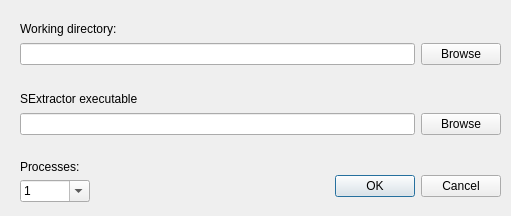
Before: the Qt Designer form astrostack/settings.ui in mickolaine/mosstack, drawn with Qt 5.
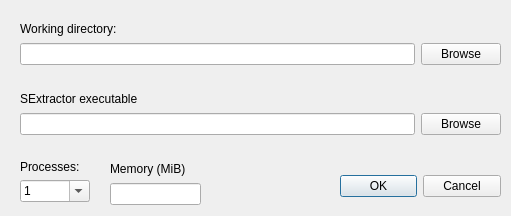
After: the same form once the commit is applied.

The edit to the form file:
```diff
--- a/astrostack/settings.ui
+++ b/astrostack/settings.ui
@@ -16,9 +16,9 @@
   <widget class="QDialogButtonBox" name="buttonBox">
    <property name="geometry">
     <rect>
-     <x>160</x>
+     <x>340</x>
      <y>170</y>
-     <width>341</width>
+     <width>161</width>
      <height>32</height>
     </rect>
    </property>
@@ -29,7 +29,7 @@
     <set>QDialogButtonBox::Cancel|QDialogButtonBox::Ok</set>
    </property>
   </widget>
-  <widget class="QWidget" name="">
+  <widget class="QWidget" name="layoutWidget">
    <property name="geometry">
     <rect>
      <x>20</x>
@@ -62,7 +62,7 @@
     </item>
    </layout>
   </widget>
-  <widget class="QWidget" name="">
+  <widget class="QWidget" name="layoutWidget">
    <property name="geometry">
     <rect>
      <x>20</x>
@@ -143,7 +143,7 @@
     </item>
    </layout>
   </widget>
-  <widget class="QWidget" name="">
+  <widget class="QWidget" name="layoutWidget">
    <property name="geometry">
     <rect>
      <x>20</x>
@@ -176,6 +176,35 @@
     </item>
    </layout>
   </widget>
+  <widget class="QWidget" name="layoutWidget_2">
+   <property name="geometry">
+    <rect>
+     <x>110</x>
+     <y>160</y>
+     <width>91</width>
+     <height>45</height>
+    </rect>
+   </property>
+   <layout class="QVBoxLayout" name="verticalLayout_4">
+    <item>
+     <widget class="QLabel" name="label_memory">
+      <property name="toolTip">
+       <string>How many megabytes you want to use for stacking process</string>
+      </property>
+      <property name="text">
+       <string>Memory (MiB)</string>
+      </property>
+     </widget>
+    </item>
+    <item>
+     <layout class="QHBoxLayout" name="horizontalLayout_3">
+      <item>
+       <widget class="QLineEdit" name="lineEditSex_2"/>
+      </item>
+     </layout>
+    </item>
+   </layout>
+  </widget>
  </widget>
  <resources/>
  <connections>
```
